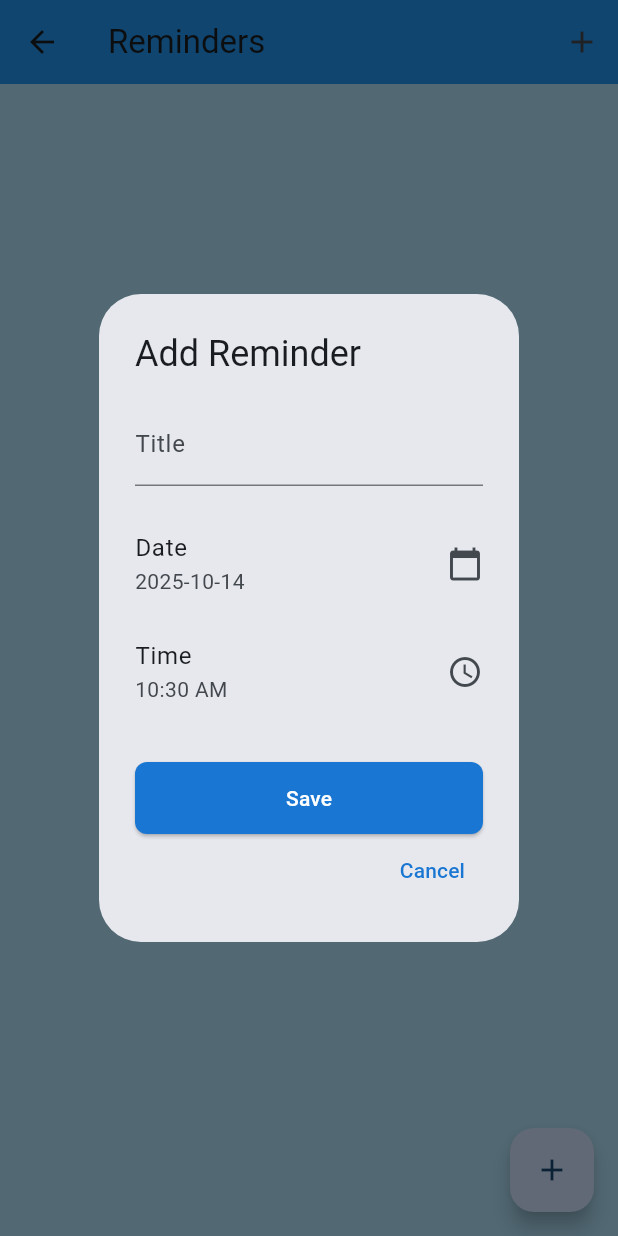
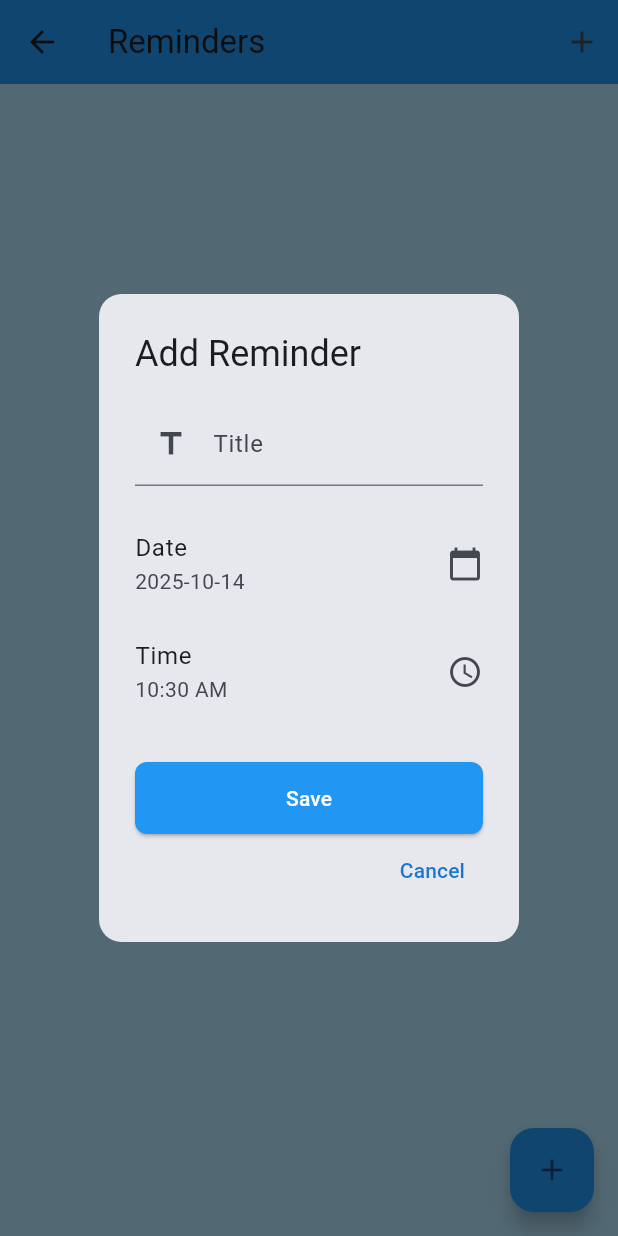
Before and after one commit to UmarMubiru/DIGGITAL-LIFE-APP, a Flutter app: the ReminderScreen screen opened by its route, after a tap on the "add" icon, on a phone screen of 412 x 824 dp. Run offline on Flutter 3.47's test engine with Material 3 defaults, Android fonts, the phone set to English and light mode, and no system bars; our stand-ins replace flutter_image_compress, flutter_local_notifications, flutter_native_timezone, image_picker, shared_preferences, table_calendar and 1 more; accounts and stored records are empty.

Commit message:
Edits on bookings, reminders

```diff
--- a/lib/screens/reminder.dart
+++ b/lib/screens/reminder.dart
@@ -1,6 +1,7 @@
 import 'package:flutter/material.dart';
 import 'package:provider/provider.dart';
 import 'package:uuid/uuid.dart';
+import 'package:intl/intl.dart'; // added for better date formatting
 
 import 'package:digital_life_care_app/providers/reminder_provider.dart';
 
@@ -24,21 +25,50 @@ class ReminderScreen extends StatelessWidget {
         builder: (context, provider, _) {
           final items = provider.items;
           if (items.isEmpty) {
-            return const Center(
-              child: Text('No reminders yet. Tap + to add one'),
+            return Center(
+              child: Column(
+                mainAxisAlignment: MainAxisAlignment.center,
+                children: [
+                  Icon(
+                    Icons.notifications_none,
+                    size: 80,
+                    color: Colors.grey.shade400,
+                  ),
+                  const SizedBox(height: 12),
+                  Text(
+                    'No reminders yet.\nTap + to add one',
+                    textAlign: TextAlign.center,
+                    style: TextStyle(fontSize: 16, color: Colors.grey.shade600),
+                  ),
+                ],
+              ),
             );
           }
+
           return ListView.builder(
             padding: const EdgeInsets.all(12),
             itemCount: items.length,
             itemBuilder: (context, i) {
               final r = items[i];
+              final formattedDate = DateFormat(
+                'MMM d, yyyy – h:mm a',
+              ).format(r.dateTime);
+
               return Card(
+                margin: const EdgeInsets.symmetric(vertical: 6, horizontal: 8),
+                shape: RoundedRectangleBorder(
+                  borderRadius: BorderRadius.circular(10),
+                ),
+                elevation: 3,
                 child: ListTile(
-                  title: Text(r.title),
-                  subtitle: Text('${r.dateTime.toLocal()}'.split('.').first),
+                  leading: const Icon(Icons.alarm, color: Colors.blue),
+                  title: Text(
+                    r.title,
+                    style: const TextStyle(fontWeight: FontWeight.w600),
+                  ),
+                  subtitle: Text(formattedDate),
                   trailing: IconButton(
-                    icon: const Icon(Icons.delete_outline),
+                    icon: const Icon(Icons.delete_outline, color: Colors.red),
                     onPressed: () => provider.remove(r.id),
                   ),
                 ),
@@ -49,13 +79,13 @@ class ReminderScreen extends StatelessWidget {
       ),
       floatingActionButton: FloatingActionButton(
         onPressed: () => _showAddDialog(context),
+        backgroundColor: Colors.blue,
         child: const Icon(Icons.add),
       ),
     );
   }
 
   Future<void> _showAddDialog(BuildContext context) async {
-    //waits for an action
     final titleCtrl = TextEditingController();
     DateTime selectedDate = DateTime.now();
     TimeOfDay selectedTime = TimeOfDay.now();
@@ -65,19 +95,25 @@ class ReminderScreen extends StatelessWidget {
       context: context,
       builder: (ctx) => StatefulBuilder(
         builder: (ctx, setState) => AlertDialog(
+          shape: RoundedRectangleBorder(
+            borderRadius: BorderRadius.circular(15),
+          ),
           title: const Text('Add Reminder'),
           content: Column(
             mainAxisSize: MainAxisSize.min,
             children: [
               TextField(
                 controller: titleCtrl,
-                decoration: const InputDecoration(labelText: 'Title'),
+                decoration: const InputDecoration(
+                  labelText: 'Title',
+                  prefixIcon: Icon(Icons.title),
+                ),
               ),
               const SizedBox(height: 16),
               ListTile(
                 contentPadding: EdgeInsets.zero,
                 title: const Text('Date'),
-                subtitle: Text('${selectedDate.toLocal()}'.split(' ')[0]),
+                subtitle: Text(DateFormat('y-MM-dd').format(selectedDate)),
                 trailing: const Icon(Icons.calendar_today),
                 onTap: () async {
                   final d = await showDatePicker(
@@ -86,9 +122,7 @@ class ReminderScreen extends StatelessWidget {
                     firstDate: DateTime.now(),
                     lastDate: DateTime.now().add(const Duration(days: 365)),
                   );
-                  if (d != null) {
-                    setState(() => selectedDate = d);
-                  }
+                  if (d != null) setState(() => selectedDate = d);
                 },
               ),
               ListTile(
@@ -101,15 +135,19 @@ class ReminderScreen extends StatelessWidget {
                     context: ctx,
                     initialTime: selectedTime,
                   );
-                  if (t != null) {
-                    setState(() => selectedTime = t);
-                  }
+                  if (t != null) setState(() => selectedTime = t);
                 },
               ),
             ],
           ),
           actions: [
             ElevatedButton(
+              style: ElevatedButton.styleFrom(
+                backgroundColor: Colors.blue,
+                shape: RoundedRectangleBorder(
+                  borderRadius: BorderRadius.circular(8),
+                ),
+              ),
               onPressed: () {
                 final title = titleCtrl.text.trim();
                 if (title.isEmpty) return;
```
Also changed, not shown: lib/screens/booking.dart (+71 -41 lines).
